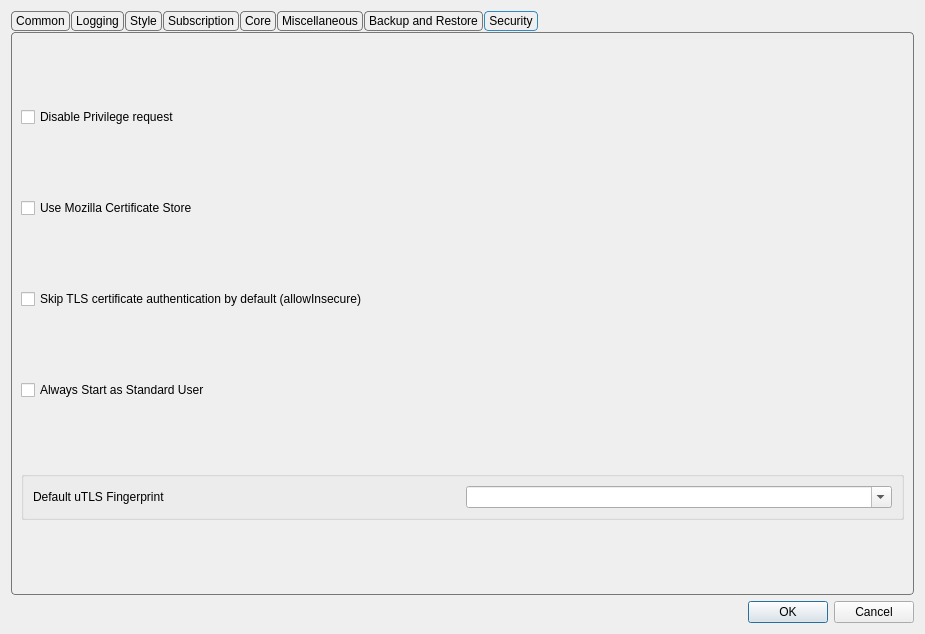
Above: include/ui/setting/dialog_basic_settings.ui from oak83/throned before the change. Below: the same form after it.
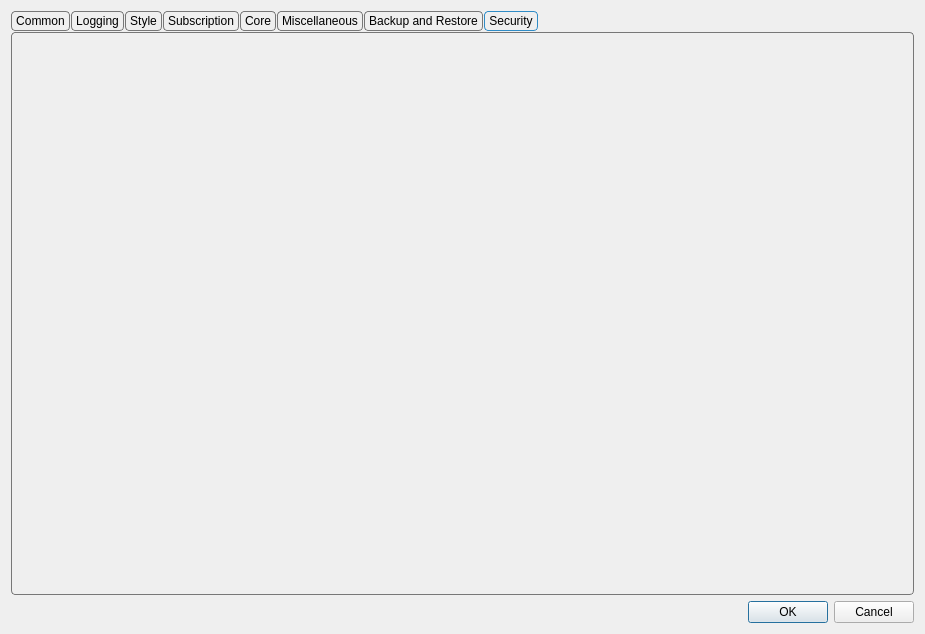
That is the form after the change. The open tabs and pages were chosen to show the change. Custom widgets are drawn as their Qt base class.

Commit message: refactor: bind settings controls to their values and move the security page off the ui file

```diff
--- a/include/ui/setting/dialog_basic_settings.ui
+++ b/include/ui/setting/dialog_basic_settings.ui
@@ -1790,63 +1790,6 @@
        <string>Security</string>
       </attribute>
       <layout class="QVBoxLayout" name="verticalLayout_4">
-       <item>
-        <widget class="QCheckBox" name="disable_priv_req">
-         <property name="text">
-          <string>Disable Privilege request</string>
-         </property>
-        </widget>
-       </item>
-       <item>
-        <widget class="QCheckBox" name="mozilla_cert">
-         <property name="text">
-          <string>Use Mozilla Certificate Store</string>
-         </property>
-        </widget>
-       </item>
-       <item>
-        <widget class="QCheckBox" name="skip_cert">
-         <property name="text">
-          <string>Skip TLS certificate authentication by default (allowInsecure)</string>
-         </property>
-        </widget>
-       </item>
-       <item>
-        <widget class="QCheckBox" name="windows_no_admin">
-         <property name="toolTip">
-          <string>&lt;html&gt;&lt;head/&gt;&lt;body&gt;&lt;p&gt;Do not attempt to start as Admin unless explicitly requested&lt;/p&gt;&lt;/body&gt;&lt;/html&gt;</string>
-         </property>
-         <property name="text">
-          <string>Always Start as Standard User</string>
-         </property>
-        </widget>
-       </item>
-       <item>
-        <widget class="QGroupBox" name="horizontalGroupBox2">
-         <property name="sizePolicy">
-          <sizepolicy hsizetype="Preferred" vsizetype="Maximum">
-           <horstretch>0</horstretch>
-           <verstretch>0</verstretch>
-          </sizepolicy>
-         </property>
-         <layout class="QHBoxLayout" name="horizontalLayout_26">
-          <item>
-           <widget class="QLabel" name="label_18">
-            <property name="text">
-             <string>Default uTLS Fingerprint</string>
-            </property>
-           </widget>
-          </item>
-          <item>
-           <widget class="QComboBox" name="utlsFingerprint">
-            <property name="editable">
-             <bool>true</bool>
-            </property>
-           </widget>
-          </item>
-         </layout>
-        </widget>
-       </item>
       </layout>
      </widget>
     </widget>
```
The commit also changes 3 other files.
